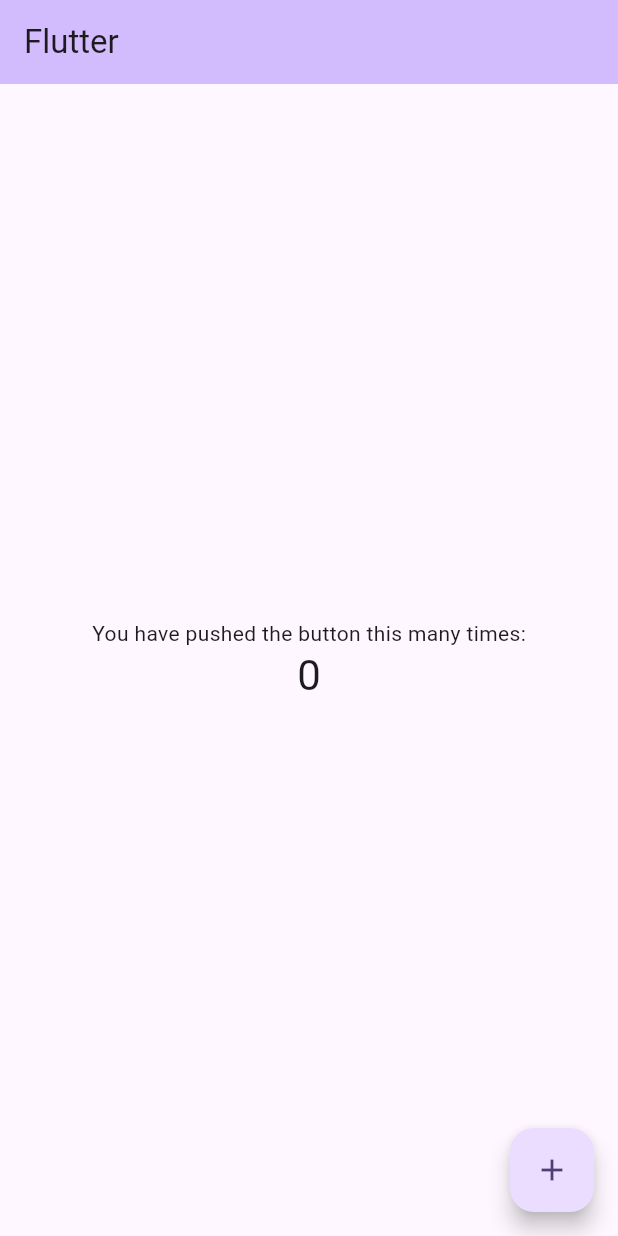
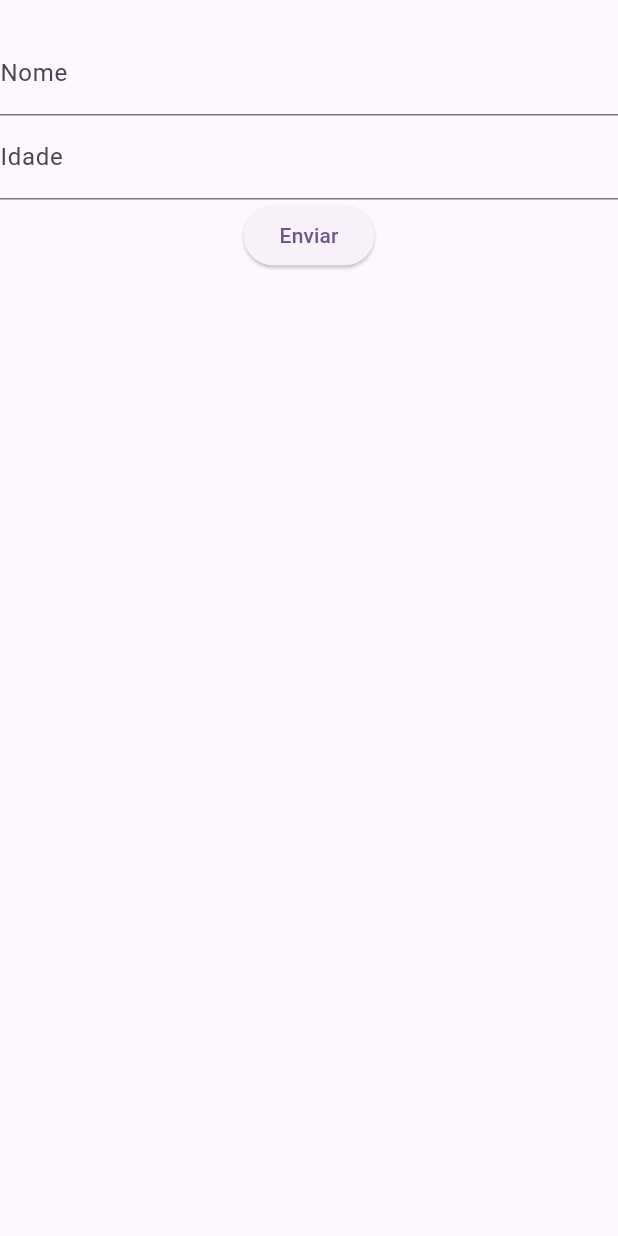
Before and after one commit to ROiPinheiro/studies_project, a Flutter app: the screen it shows after launch, on a phone screen of 412 x 824 dp. Run offline on Flutter 3.47's test engine with Material 3 defaults, Android fonts, the phone set to English and light mode, and no system bars; our stand-ins replace equatable, signals.

Commit message:
add value objects with signals

```diff
--- a/lib/app/my_home_page.dart
+++ /dev/null
@@ -1,49 +0,0 @@
-import 'package:flutter/material.dart';
-
-class MyHomePage extends StatefulWidget {
-  const MyHomePage({super.key, required this.title});
-
-  final String title;
-
-  @override
-  State<MyHomePage> createState() => _MyHomePageState();
-}
-
-class _MyHomePageState extends State<MyHomePage> {
-  int _counter = 0;
-
-  void _incrementCounter() {
-    setState(() {
-      _counter++;
-    });
-  }
-
-  @override
-  Widget build(BuildContext context) {
-    return Scaffold(
-      appBar: AppBar(
-        backgroundColor: Theme.of(context).colorScheme.inversePrimary,
-        title: Text(widget.title),
-      ),
-      body: Center(
-        child: Column(
-          mainAxisAlignment: MainAxisAlignment.center,
-          children: <Widget>[
-            const Text(
-              'You have pushed the button this many times:',
-            ),
-            Text(
-              '$_counter',
-              style: Theme.of(context).textTheme.headlineMedium,
-            ),
-          ],
-        ),
-      ),
-      floatingActionButton: FloatingActionButton(
-        onPressed: _incrementCounter,
-        tooltip: 'Increment',
-        child: const Icon(Icons.add),
-      ),
-    );
-  }
-}
--- /dev/null
+++ b/lib/app/ui/pages/home/home_controller.dart
@@ -0,0 +1,31 @@
+import 'package:signals/signals_flutter.dart';
+import 'package:studies_project/app/user.dart';
+import 'package:studies_project/app/value_objects/age_vo.dart';
+import 'package:studies_project/app/value_objects/name_vo.dart';
+
+final userSignal = signal<User?>(null);
+
+final nameSignal = signal<NameVO?>(null);
+final nameSignalError = computed<String?>(() => nameSignal()?.validate());
+
+final ageSignal = signal<AgeVO?>(null);
+final ageSignalError = computed<String?>(() => ageSignal()?.validate());
+
+class HomeController {
+  void validateName(String name) {
+    nameSignal.value = NameVO(name);
+  }
+
+  void validateAge(String age) {
+    ageSignal.value = AgeVO(age);
+  }
+
+  void submit(String name, String age) {
+    userSignal.set(User(
+      name: NameVO(name),
+      age: AgeVO(age),
+    ));
+
+    // userSignalErrors.value = userSignal.value?.validate();
+  }
+}
--- /dev/null
+++ b/lib/app/ui/pages/home/home_page.dart
@@ -0,0 +1,55 @@
+import 'package:flutter/material.dart';
+import 'package:signals/signals_flutter.dart';
+import 'package:studies_project/app/ui/pages/home/home_controller.dart';
+
+class HomePage extends StatelessWidget {
+  HomePage({super.key});
+
+  final controller = HomeController();
+  final nameEC = TextEditingController();
+  final ageEC = TextEditingController();
+  final formKey = GlobalKey<FormState>();
+
+  @override
+  Widget build(BuildContext context) {
+    return Scaffold(
+      body: SingleChildScrollView(
+        child: Form(
+          key: formKey,
+          child: Column(
+            children: [
+              Watch((context) => Text(userSignal.value?.name.value ?? '')),
+              Watch(
+                (_) => TextFormField(
+                  controller: nameEC,
+                  onChanged: controller.validateName,
+                  decoration: InputDecoration(
+                    label: const Text('Nome'),
+                    errorText: nameSignalError.value,
+                  ),
+                ),
+              ),
+              Watch(
+                (_) => TextFormField(
+                  controller: ageEC,
+                  onChanged: controller.validateAge,
+                  decoration: InputDecoration(
+                    label: const Text('Idade'),
+                    errorText: ageSignalError.value,
+                  ),
+                ),
+              ),
+              ElevatedButton(
+                onPressed: () => controller.submit(
+                  nameEC.text,
+                  ageEC.text,
+                ),
+                child: const Text('Enviar'),
+              )
+            ],
+          ),
+        ),
+      ),
+    );
+  }
+}
--- /dev/null
+++ b/lib/app/user.dart
@@ -0,0 +1,22 @@
+import 'package:studies_project/app/value_objects/age_vo.dart';
+import 'package:studies_project/app/value_objects/name_vo.dart';
+
+class User {
+  final NameVO name;
+  final AgeVO age;
+
+  User({
+    required this.name,
+    required this.age,
+  });
+
+  ({String? name, String? age}) validate() {
+    return (
+      name: name.validate(),
+      age: age.validate(),
+    );
+  }
+
+  @override
+  String toString() => 'User(name: $name, age: $age)';
+}
--- /dev/null
+++ b/lib/app/value_objects/age_vo.dart
@@ -0,0 +1,34 @@
+import 'package:studies_project/app/value_objects/value_object.dart';
+
+enum AgeVOErrors {
+  required('Idade obrigatória'),
+  lessThanEighteenYears('Deve ter ao maior 18 anos'),
+  moreThanOneHundredYears('Não pode ter mais que 100 anos');
+
+  final String message;
+  const AgeVOErrors(this.message);
+}
+
+class AgeVO extends ValueObject<String> {
+  const AgeVO(super.value);
+
+  @override
+  String? validate() {
+    final parsedValue = int.tryParse(value) ?? 0;
+
+    if (parsedValue == 0) {
+      return AgeVOErrors.required.message;
+    }
+    if (parsedValue < 18) {
+      return AgeVOErrors.lessThanEighteenYears.message;
+    }
+    if (parsedValue > 100) {
+      return AgeVOErrors.moreThanOneHundredYears.message;
+    }
+
+    return null;
+  }
+
+  @override
+  List<Object?> get props => [super.value];
+}
--- /dev/null
+++ b/lib/app/value_objects/name_vo.dart
@@ -0,0 +1,17 @@
+import 'package:studies_project/app/value_objects/value_object.dart';
+
+class NameVO extends ValueObject<String> {
+  const NameVO(super.value);
+
+  @override
+  String? validate() {
+    if (value.isEmpty) {
+      return 'Nome obrigatório';
+    }
+
+    return null;
+  }
+
+  @override
+  List<Object?> get props => [super.value];
+}
--- a/lib/main.dart
+++ b/lib/main.dart
@@ -1,5 +1,5 @@
 import 'package:flutter/material.dart';
-import 'package:studies_project/app/my_home_page.dart';
+import 'package:studies_project/app/ui/pages/home/home_page.dart';
 
 void main() {
   runApp(const MyApp());
@@ -16,7 +16,7 @@ class MyApp extends StatelessWidget {
         colorScheme: ColorScheme.fromSeed(seedColor: Colors.deepPurple),
         useMaterial3: true,
       ),
-      home: const MyHomePage(title: 'Flutter'),
+      home: HomePage(),
     );
   }
 }
--- a/pubspec.yaml
+++ b/pubspec.yaml
@@ -9,14 +9,16 @@ environment:
   sdk: ">=3.3.3 <4.0.0"
 
 dependencies:
+  equatable: ^2.0.5
   flutter:
     sdk: flutter
+  signals: ^5.2.1
 
 dev_dependencies:
   flutter_test:
     sdk: flutter
 
-  flutter_lints: ^3.0.0
+  flutter_lints: ^3.0.2
   lint_staged: ^0.5.1
   husky: ^0.1.7
   derry: ^1.5.0
```
Also changed, not shown: lib/app/value_objects/value_object.dart (added, +12 -0 lines), pubspec.lock, 1 other file.
